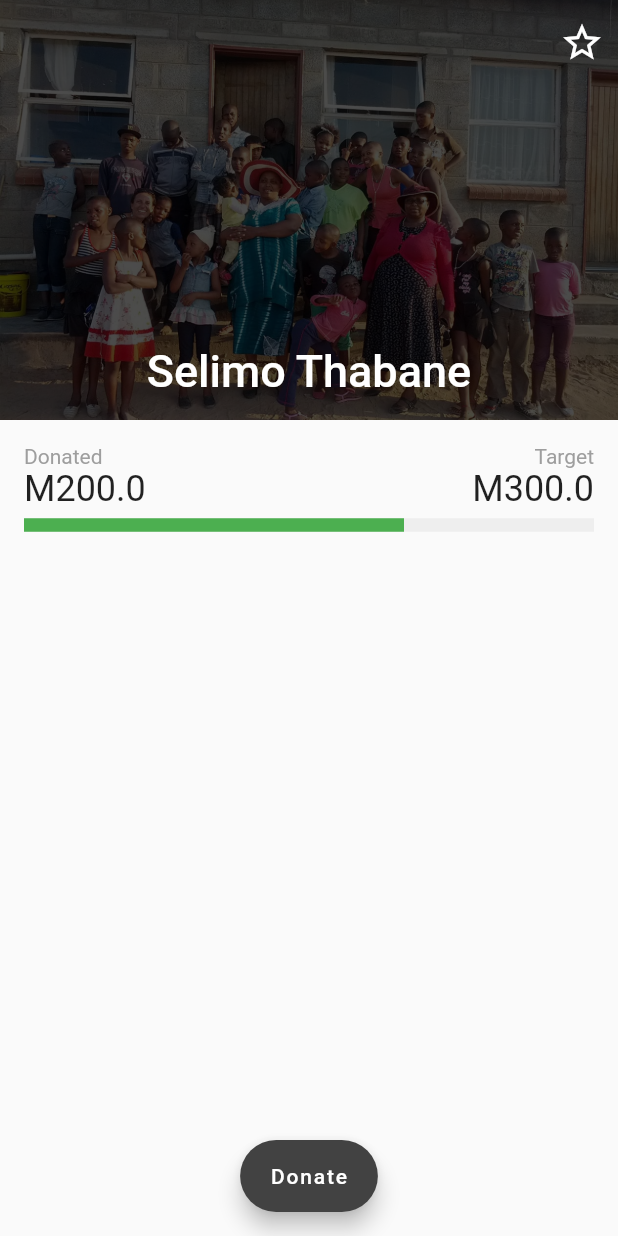
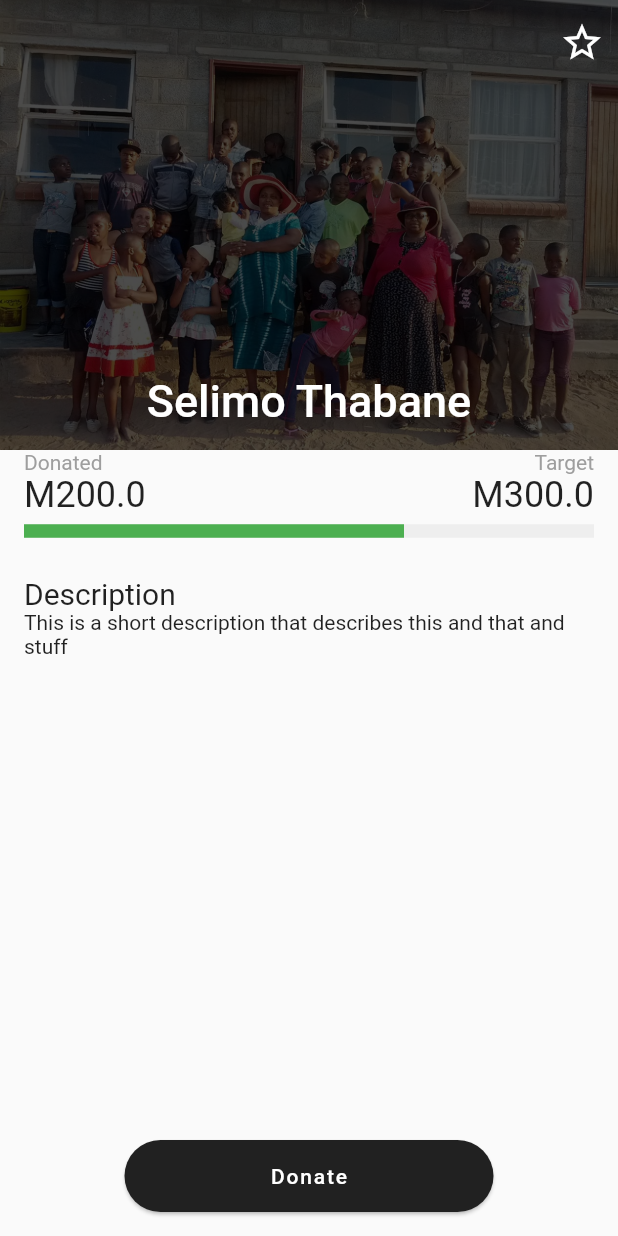
Before and after one commit to ntholi/the-least-mobile, a Flutter app: the screen it shows after launch, on a phone screen of 412 x 824 dp. Run offline on Flutter 3.47's test engine with Material 2 defaults, Android fonts, the phone set to English and light mode, and no system bars; drawn by our look-alikes of percent_indicator; our stand-ins replace cloud_firestore, firebase_auth, firebase_core; accounts and stored records are empty.

Commit message:
Make donate button wider

```diff
--- a/lib/screen/house/house_page.dart
+++ b/lib/screen/house/house_page.dart
@@ -11,9 +11,9 @@ class HousePage extends StatelessWidget {
         headerSliverBuilder: (BuildContext context, bool innerBoxIsScrolled) {
           return [
             SliverAppBar(
-              expandedHeight: 280.0,
+              expandedHeight: 300.0,
               floating: false,
-              pinned: true,
+              pinned: false,
               actions: [
                 IconButton(
                   onPressed: () {},
@@ -46,19 +46,29 @@ class HousePage extends StatelessWidget {
             ),
           ];
         },
-        body: Padding(
-          padding: const EdgeInsets.all(16),
-          child: Column(
-            crossAxisAlignment: CrossAxisAlignment.start,
-            children: const [
-              GoalInfo(donated: 200, target: 300),
-            ],
+        body: SafeArea(
+          child: Padding(
+            padding: const EdgeInsets.symmetric(horizontal: 16),
+            child: Column(
+              crossAxisAlignment: CrossAxisAlignment.start,
+              children: const [
+                GoalInfo(donated: 200, target: 300),
+                SizedBox(height: 20),
+                Text("Description", style: TextStyle(fontSize: 20)),
+                Text(
+                    "This is a short description that describes this and that and stuff")
+              ],
+            ),
           ),
         ),
       ),
       floatingActionButton: FloatingActionButton.extended(
-        label: const Text("Donate"),
-        backgroundColor: Colors.grey.shade800,
+        elevation: 1,
+        label: SizedBox(
+          width: MediaQuery.of(context).size.width / 2,
+          child: const Center(child: Text("Donate")),
+        ),
+        backgroundColor: Colors.grey.shade900,
         onPressed: () {},
       ),
       floatingActionButtonLocation: FloatingActionButtonLocation.centerFloat,
```
Also changed, not shown: lib/main.dart (+0 -7 lines).
